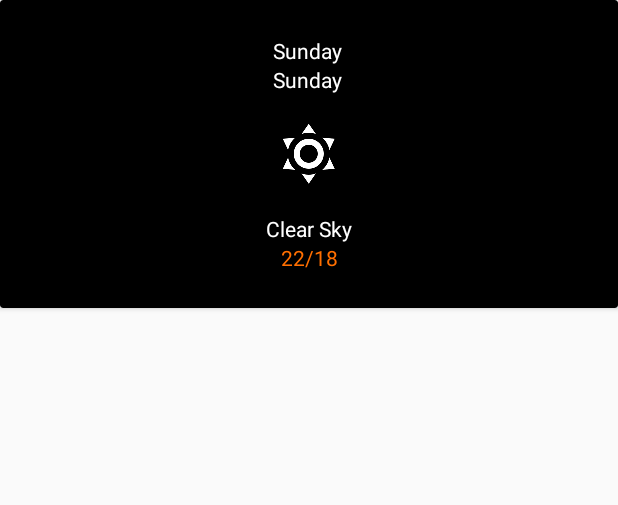
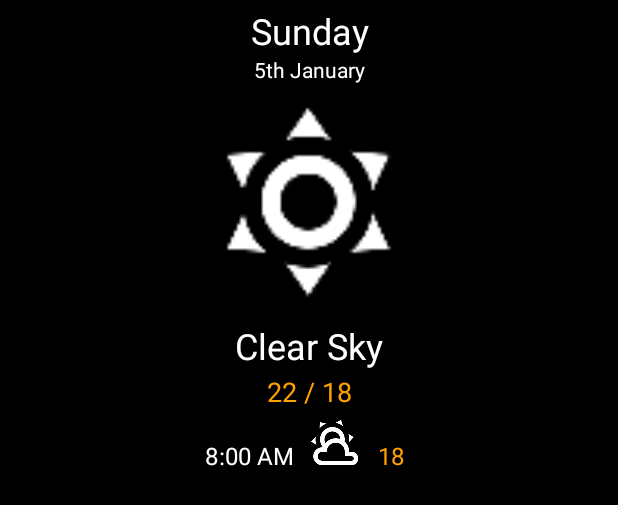
Before and after one commit to Saikat-Das-Roddur/Client-Design-2, an Android app: the layout weather_rv.xml on its own in the app's theme, with its tools: preview values and no code run, on a phone screen of 412 x 824 dp. Shown: the top 505 px of the screen. Run offline under Robolectric (Android 15) with nearby library versions, the phone set to English and light mode, and no system bars.

Commit message:
weather designed partially

```diff
--- a/app/src/main/res/layout/weather_rv.xml
+++ b/app/src/main/res/layout/weather_rv.xml
@@ -2,6 +2,7 @@
 <LinearLayout xmlns:android="http://schemas.android.com/apk/res/android"
     xmlns:app="http://schemas.android.com/apk/res-auto"
     android:orientation="vertical"
+    android:background="#000"
     android:layout_width="match_parent"
     android:layout_height="match_parent">
     <com.google.android.material.card.MaterialCardView
@@ -11,47 +12,105 @@
         android:layout_height="wrap_content">
         <LinearLayout
             android:gravity="center"
-            android:layout_margin="24dp"
+            android:layout_margin="4dp"
             android:orientation="vertical"
             android:layout_width="match_parent"
             android:layout_height="wrap_content">
             <TextView
                 android:gravity="center"
                 android:id="@+id/dayTv"
-                android:text="Sunday "
+                android:text="Sunday"
+                android:textSize="24sp"
                 android:textColor="#fff"
                 android:layout_width="match_parent"
                 android:layout_height="wrap_content" />
             <TextView
                 android:gravity="center"
                 android:id="@+id/dateTV"
-                android:text="Sunday "
+                android:text="5th January"
                 android:textColor="#fff"
                 android:layout_width="match_parent"
                 android:layout_height="wrap_content" />
             <ImageView
-                android:layout_margin="16dp"
+                android:layout_margin="4dp"
                 android:gravity="center"
                 android:id="@+id/todayWeatherIv"
                 android:src="@drawable/ic_weather_sunny_white_48dp"
+                android:layout_width="match_parent"
+                android:layout_height="150dp" />
+            <TextView
+                android:id="@+id/commentTv"
+                android:gravity="center"
+                android:textSize="24sp"
+                android:text="Clear Sky"
+                android:textColor="#fff"
+                android:layout_marginBottom="2dp"
+                android:layout_width="match_parent"
+                android:layout_height="wrap_content" />
+            <TextView
+                android:gravity="center"
+                android:text="22 / 18"
+                android:textSize="18sp"
+                android:textColor="#FFA200"
+                android:layout_width="match_parent"
+                android:layout_height="wrap_content" />
+        </LinearLayout>
+    </com.google.android.material.card.MaterialCardView>
+    <LinearLayout
+        android:orientation="horizontal"
+        android:gravity="center"
+        android:layout_width="match_parent"
+        android:layout_height="wrap_content">
+        <RelativeLayout
+            android:layout_weight="1"
+            android:layout_width="wrap_content"
+            android:layout_height="wrap_content">
+            <TextView
+                android:layout_toLeftOf="@+id/formatTimeTv"
+                android:layout_marginTop="15dp"
+                android:layout_marginRight="4dp"
+                android:textSize="16sp"
+                android:id="@+id/timeTv"
+                android:textColor="@android:color/white"
+                android:text="8:00"
                 android:layout_width="wrap_content"
                 android:layout_height="wrap_content" />
             <TextView
-                android:gravity="center"
-                android:text="Clear Sky"
-                android:textColor="#fff"
+               android:layout_alignParentRight="true"
+
+                android:layout_marginTop="15dp"
+                android:layout_marginRight="10dp"
+                android:id="@+id/formatTimeTv"
+                android:textColor="@android:color/white"
+                android:text="AM"
+                android:textSize="16sp"
+                android:layout_width="wrap_content"
+                android:layout_height="wrap_content" />
+        </RelativeLayout>
+        <RelativeLayout
+            android:layout_weight="1"
+            android:layout_width="match_parent"
+            android:layout_height="wrap_content">
+            <ImageView
+                android:layout_alignParentLeft="true"
+                android:id="@+id/weatherTv"
+                android:src="@drawable/ic_weather_partly_cloudy_white_36dp"
                 android:layout_width="wrap_content"
                 android:layout_height="wrap_content" />
             <TextView
-                android:gravity="center"
-                android:text="22/18"
-                android:textColor="#FF6F00"
-                android:layout_width="match_parent"
+                android:layout_toRightOf="@+id/weatherTv"
+                android:layout_marginLeft="10dp"
+
+                android:layout_marginTop="15dp"
+                android:textSize="16sp"
+                android:id="@+id/tempTv"
+                android:textColor="#FFA200"
+                android:layout_gravity="center"
+                android:text="18"
+                android:layout_width="wrap_content"
                 android:layout_height="wrap_content" />
-        </LinearLayout>
-
-    </com.google.android.material.card.MaterialCardView>
+        </RelativeLayout>
 
 
-
+    </LinearLayout>
 </LinearLayout>
--- a/app/src/main/res/values/styles.xml
+++ b/app/src/main/res/values/styles.xml
@@ -1,7 +1,7 @@
 <resources>
 
     <!-- Base application theme. -->
-    <style name="AppTheme" parent="Theme.AppCompat.Light.DarkActionBar">
+    <style name="AppTheme" parent="Theme.AppCompat.Light.NoActionBar">
         <!-- Customize your theme here. -->
         <item name="colorPrimary">@color/colorPrimary</item>
         <item name="colorPrimaryDark">@color/colorPrimaryDark</item>
```
